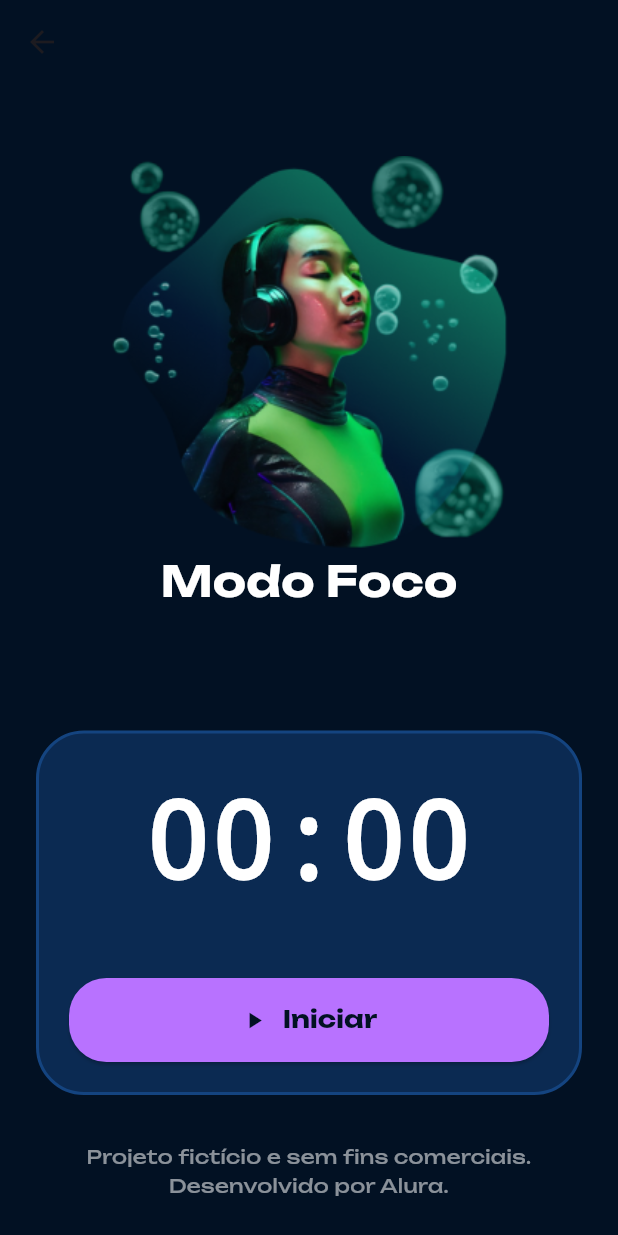
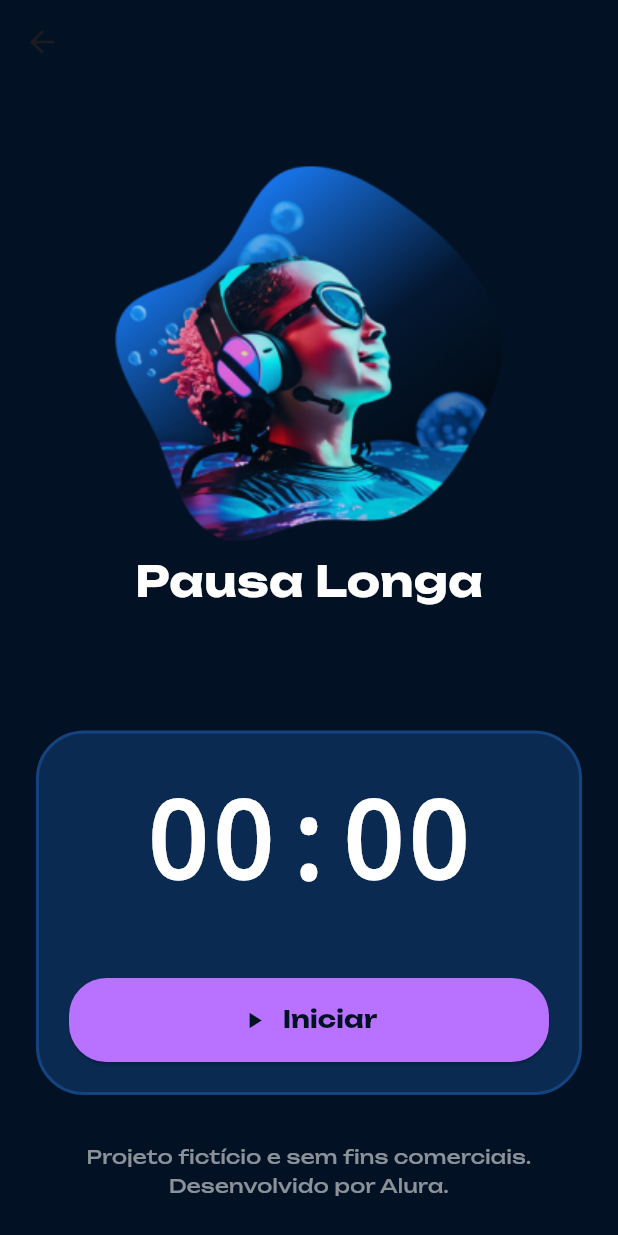
Before and after one commit to WilliamBz12/curso-navegacao-e-arquitetura, a Flutter app: the screen it shows after launch, after a tap on "Pausa Longa", on a phone screen of 412 x 824 dp. Run offline on Flutter 3.47's test engine with Material 3 defaults, Android fonts, the phone set to English and light mode, and no system bars; our stand-ins replace google_fonts.

Commit message:
video 1.5

```diff
--- a/lib/app/app.dart
+++ b/lib/app/app.dart
@@ -14,7 +14,11 @@ class App extends StatelessWidget {
       initialRoute: "/home",
       routes: {
         "/home": (context) => HomePage(),
-        "/timer": (context) => TimerPage(timerType: TimerType.focus),
+        "/timer": (context) => TimerPage(
+          timerType:
+              (ModalRoute.of(context)?.settings.arguments as TimerType?) ??
+              TimerType.focus,
+        ),
       },
       theme: ThemeData(
         useMaterial3: true,
--- a/lib/app/pages/home_page.dart
+++ b/lib/app/pages/home_page.dart
@@ -30,6 +30,7 @@ class HomePage extends StatelessWidget {
                         final result = await Navigator.pushNamed(
                           context,
                           '/timer',
+                          arguments: TimerType.focus,
                         );
 
                         if (result != null) {
@@ -64,7 +65,11 @@ class HomePage extends StatelessWidget {
                     height: 56,
                     child: ElevatedButton(
                       onPressed: () {
-                        Navigator.pushNamed(context, '/timer');
+                        Navigator.pushNamed(
+                          context,
+                          '/timer',
+                          arguments: TimerType.shortBreak,
+                        );
                       },
                       style: ElevatedButton.styleFrom(
                         backgroundColor: AppConfig.buttonColor,
@@ -89,7 +94,11 @@ class HomePage extends StatelessWidget {
                     height: 56,
                     child: ElevatedButton(
                       onPressed: () {
-                        Navigator.pushNamed(context, '/timer');
+                        Navigator.pushNamed(
+                          context,
+                          '/timer',
+                          arguments: TimerType.longBreak,
+                        );
                       },
                       style: ElevatedButton.styleFrom(
                         backgroundColor: AppConfig.buttonColor,
```
